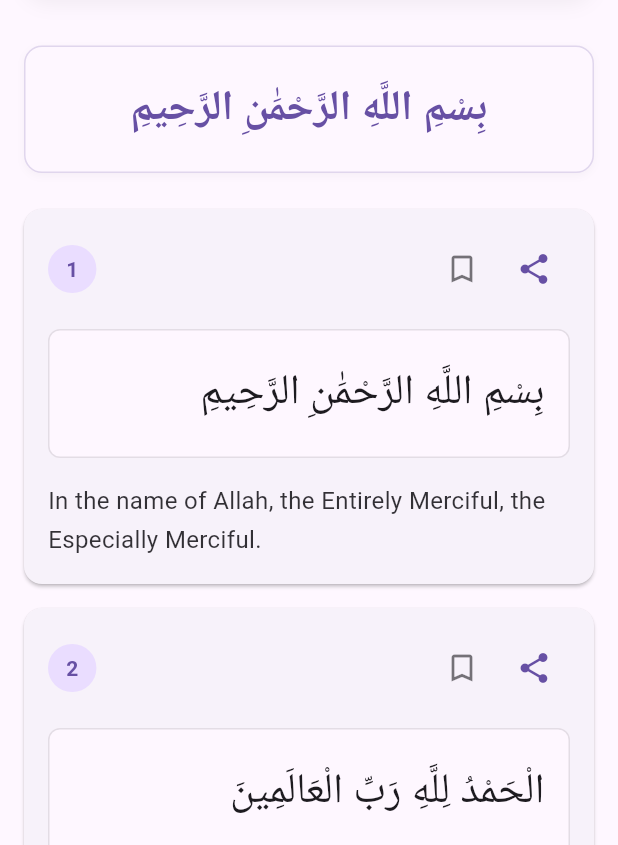
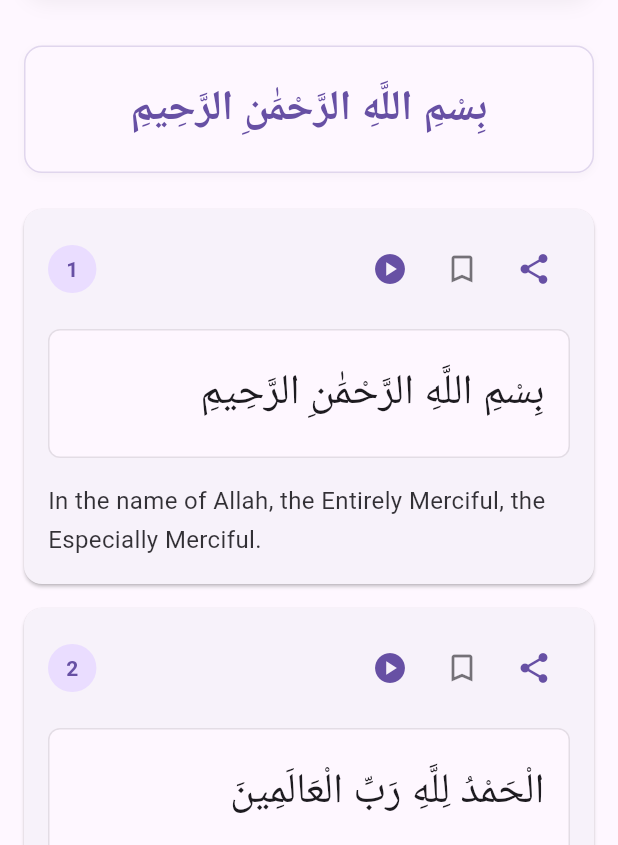
Before and after one commit to p32929/quran_flutter, a Flutter app: the SurahDetailsScreen screen opened directly with empty values, after a tap on the "share" icon, on a phone screen of 412 x 824 dp, the part 391-1236 px from its top. Run offline on Flutter 3.47's test engine with Material 3 defaults, Android fonts, the phone set to English and light mode, and no system bars; drawn by our look-alikes of scrollable_positioned_list; our stand-ins replace dynamic_color, get, just_audio, sembast, sembast_web, share_plus; missing offline and left inert: pref; Roboto replaces fonts that are missing (IndoPak).

Commit message:
feat(audio): per-ayah playback with playing-ayah glow
- play button on each ayah card; glow + border follow the ayah
  being recited
- surah playback switched to ayah-by-ayah playlist (everyayah.com)
  so the exact ayah is known; falls back to single file for
  unmapped reciters
- replace Get.snackbar with ScaffoldMessenger key (GetX overlay
  crash on recent Flutter)
- add macOS network.client entitlement; audio streaming was
  sandbox-blocked (-11800)

```diff
--- a/lib/controllers/audio_controller.dart
+++ b/lib/controllers/audio_controller.dart
@@ -2,6 +2,7 @@ import 'package:get/get.dart';
 import 'package:just_audio/just_audio.dart';
 import 'dart:async';
 import 'package:flutter/foundation.dart' show kIsWeb;
+import '../utils/snackbar_utils.dart';
 
 class ReciterInfo {
   final String id;
@@ -24,6 +25,25 @@ class AudioController extends GetxController {
   final RxString currentSurahId = ''.obs;
   final RxString currentReciterId = ''.obs;
   final RxList<ReciterInfo> reciters = <ReciterInfo>[].obs;
+
+  // Per-ayah playback state (0 = none)
+  final RxInt currentAyahSurah = 0.obs;
+  final RxInt currentAyahNumber = 0.obs;
+  final RxBool isAyahLoading = false.obs;
+
+  // When surah playback runs as an ayah-by-ayah playlist, this holds the
+  // surah number so the currentIndexStream listener can track which ayah
+  // is sounding (null = not in playlist mode)
+  int? _playlistSurah;
+
+  // Map of the app's reciter ids to everyayah.com per-ayah directories
+  static const Map<String, String> _everyAyahDirs = {
+    '1': 'Alafasy_128kbps', // Mishary Rashid Al-Afasy
+    '2': 'Abu_Bakr_Ash-Shaatree_128kbps', // Abu Bakr Al-Shatri
+    '3': 'Nasser_Alqatami_128kbps', // Nasser Al-Qatami
+    '4': 'Yasser_Ad-Dussary_128kbps', // Yasser Al-Dosari
+  };
+  static const String _defaultEveryAyahDir = 'Alafasy_128kbps';
 
   // Track if we're in web mode with error
   final RxBool hasWebAudioError = false.obs;
@@ -65,6 +85,18 @@ class AudioController extends GetxController {
       _audioPlayer!.processingStateStream.listen((state) {
         if (state == ProcessingState.completed) {
           isPlaying.value = false;
+          // Clear per-ayah state so the glow turns off when playback finishes
+          _playlistSurah = null;
+          currentAyahSurah.value = 0;
+          currentAyahNumber.value = 0;
+        }
+      });
+
+      // Track which ayah is sounding during ayah-by-ayah surah playback
+      _audioPlayer!.currentIndexStream.listen((index) {
+        if (index != null && _playlistSurah != null) {
+          currentAyahSurah.value = _playlistSurah!;
+          currentAyahNumber.value = index + 1;
         }
       });
 
@@ -103,7 +135,7 @@ class AudioController extends GetxController {
     });
   }
 
-  Future<void> playAudio(String surahId, ReciterInfo reciter) async {
+  Future<void> playAudio(String surahId, ReciterInfo reciter, {int? totalAyah}) async {
     // Ensure the audio player is initialized before proceeding
     if (!_isInitialized) {
       _initializeAudioPlayer();
@@ -112,10 +144,9 @@ class AudioController extends GetxController {
 
     // If we have a web audio error, show a message and return
     if (hasWebAudioError.value) {
-      Get.snackbar(
+      SnackbarUtils.show(
         'Audio Not Available',
         'Audio playback is not supported in this browser or environment.',
-        snackPosition: SnackPosition.BOTTOM,
       );
       return;
     }
@@ -139,6 +170,10 @@ class AudioController extends GetxController {
       currentSurahId.value = surahId;
       currentReciterId.value = reciter.id;
 
+      // Surah playback takes over from any per-ayah playback
+      currentAyahSurah.value = 0;
+      currentAyahNumber.value = 0;
+
       // Stop any currently playing audio
       if (_audioPlayer != null) {
         await _audioPlayer!.stop();
@@ -149,10 +184,9 @@ class AudioController extends GetxController {
       // If we still don't have an audio player, show error and return
       if (_audioPlayer == null) {
         isLoading.value = false;
-        Get.snackbar(
+        SnackbarUtils.show(
           'Error',
           'Failed to initialize audio player.',
-          snackPosition: SnackPosition.BOTTOM,
         );
         return;
       }
@@ -160,9 +194,27 @@ class AudioController extends GetxController {
       // Add a small artificial delay to ensure the loading UI is visible
       await Future.delayed(const Duration(milliseconds: 500));
 
-      // Load the audio
-      print('Loading audio from URL: ${reciter.url}');
-      await _audioPlayer!.setUrl(reciter.url);
+      // Load the audio.
+      // Preferred: ayah-by-ayah playlist from everyayah.com so the UI can
+      // highlight the exact ayah being recited. Falls back to the single
+      // full-surah file when the reciter has no per-ayah source mapping.
+      final everyAyahDir = _everyAyahDirs[reciter.id];
+      final surahNumber = int.tryParse(surahId);
+      if (everyAyahDir != null && surahNumber != null && totalAyah != null && totalAyah > 0) {
+        print('Loading ayah-by-ayah playlist for surah $surahId ($everyAyahDir)');
+        _playlistSurah = surahNumber;
+        final playlist = ConcatenatingAudioSource(
+          children: [
+            for (int a = 1; a <= totalAyah; a++)
+              AudioSource.uri(Uri.parse(_everyAyahUrl(everyAyahDir, surahNumber, a))),
+          ],
+        );
+        await _audioPlayer!.setAudioSource(playlist);
+      } else {
+        print('Loading audio from URL: ${reciter.url}');
+        _playlistSurah = null;
+        await _audioPlayer!.setUrl(reciter.url);
+      }
 
       // Setup a listener for when playback actually starts
       final completer = Completer<void>();
@@ -206,12 +258,11 @@ class AudioController extends GetxController {
         hasWebAudioError.value = true;
       }
 
-      Get.snackbar(
+      SnackbarUtils.show(
         'Error',
         kIsWeb
             ? 'Audio playback is not supported in this browser environment.'
             : 'Failed to play audio. Please try again.',
-        snackPosition: SnackPosition.BOTTOM,
       );
     }
   }
@@ -222,8 +273,91 @@ class AudioController extends GetxController {
     try {
       await _audioPlayer!.stop();
       isPlaying.value = false;
+      _playlistSurah = null;
+      currentAyahSurah.value = 0;
+      currentAyahNumber.value = 0;
     } catch (e) {
       print('Error stopping audio: $e');
+    }
+  }
+
+  // ---- Per-ayah playback (everyayah.com) ----
+
+  String _everyAyahUrl(String reciterDir, int surahNumber, int ayahNumber) {
+    final s = surahNumber.toString().padLeft(3, '0');
+    final a = ayahNumber.toString().padLeft(3, '0');
+    return 'https://everyayah.com/data/$reciterDir/$s$a.mp3';
+  }
+
+  String _ayahAudioUrl(int surahNumber, int ayahNumber) {
+    // Use the last-selected reciter when it has a per-ayah source, else Alafasy
+    final dir = _everyAyahDirs[currentReciterId.value] ?? _defaultEveryAyahDir;
+    return _everyAyahUrl(dir, surahNumber, ayahNumber);
+  }
+
+  // Is this exact ayah the currently loaded one (playing or paused)?
+  bool isAyahCurrent(int surahNumber, int ayahNumber) {
+    return currentAyahSurah.value == surahNumber && currentAyahNumber.value == ayahNumber;
+  }
+
+  // Is this exact ayah actively playing right now?
+  bool isAyahPlaying(int surahNumber, int ayahNumber) {
+    return isAyahCurrent(surahNumber, ayahNumber) && isPlaying.value;
+  }
+
+  // Is this exact ayah currently buffering/loading?
+  bool isAyahLoadingFor(int surahNumber, int ayahNumber) {
+    return isAyahCurrent(surahNumber, ayahNumber) && isAyahLoading.value;
+  }
+
+  Future<void> playAyah(int surahNumber, int ayahNumber) async {
+    // Ensure the audio player is initialized before proceeding
+    if (!_isInitialized) {
+      _initializeAudioPlayer();
+      await Future.delayed(const Duration(milliseconds: 300));
+    }
+
+    if (_audioPlayer == null) {
+      SnackbarUtils.show('Error', 'Failed to initialize audio player.');
+      return;
+    }
+
+    // Tapping the ayah that's already loaded toggles pause/resume
+    if (isAyahCurrent(surahNumber, ayahNumber) &&
+        _audioPlayer!.processingState != ProcessingState.idle &&
+        !isAyahLoading.value) {
+      if (isPlaying.value) {
+        await _audioPlayer!.pause();
+      } else {
+        await _audioPlayer!.play();
+      }
+      return;
+    }
+
+    try {
+      // Per-ayah playback takes over from any surah playback
+      // (keep currentReciterId so single-ayah playback uses the same reciter)
+      _playlistSurah = null;
+      currentSurahId.value = '';
+
+      currentAyahSurah.value = surahNumber;
+      currentAyahNumber.value = ayahNumber;
+      isAyahLoading.value = true;
+
+      await _audioPlayer!.stop();
+      await _audioPlayer!.setUrl(_ayahAudioUrl(surahNumber, ayahNumber));
+
+      isAyahLoading.value = false;
+      _audioPlayer!.play();
+    } catch (e) {
+      isAyahLoading.value = false;
+      // Only clear state if another ayah hasn't been requested meanwhile
+      if (isAyahCurrent(surahNumber, ayahNumber)) {
+        currentAyahSurah.value = 0;
+        currentAyahNumber.value = 0;
+      }
+      print('Error playing ayah audio: $e');
+      SnackbarUtils.show('Error', 'Failed to play ayah audio. Please try again.');
     }
   }
 
--- a/lib/main.dart
+++ b/lib/main.dart
@@ -12,6 +12,7 @@ import 'services/quran_service.dart';
 import 'routes/app_routes.dart';
 import 'package:flutter_web_plugins/url_strategy.dart';
 import 'utils/font_settings_manager.dart';
+import 'utils/snackbar_utils.dart';
 // Sembast bootstrap
 import 'services/quran_repository.dart';
 import 'services/data_bootstrapper.dart';
@@ -238,6 +239,7 @@ class QuranApp extends StatelessWidget {
 
       return Obx(() => GetMaterialApp(
             title: 'Quran App',
+            scaffoldMessengerKey: rootScaffoldMessengerKey,
             theme: themeController.lightTheme,
             darkTheme: themeController.darkTheme,
             themeMode: themeController.useSystemTheme.value ? ThemeMode.system : (themeController.isDarkMode.value ? ThemeMode.dark : ThemeMode.light),
--- a/lib/utils/share_utils.dart
+++ b/lib/utils/share_utils.dart
@@ -4,6 +4,7 @@ import 'package:get/get.dart';
 import 'package:share_plus/share_plus.dart';
 import '../models/ayah_model.dart';
 import '../controllers/theme_controller.dart';
+import 'snackbar_utils.dart';
 
 class ShareUtils {
   static void shareAyah(Ayah ayah, int surahNumber, String surahName) async {
@@ -18,13 +19,10 @@ class ShareUtils {
     } catch (e) {
       // Fallback to clipboard if sharing fails (common on web)
       Clipboard.setData(ClipboardData(text: text));
-      Get.snackbar(
+      SnackbarUtils.show(
         'Copied to Clipboard',
         'Sharing not supported on this device. Text copied to clipboard instead.',
-        snackPosition: SnackPosition.BOTTOM,
         backgroundColor: Colors.green.withOpacity(0.7),
-        colorText: Colors.white,
-        margin: const EdgeInsets.all(8),
       );
     }
   }
@@ -37,13 +35,10 @@ class ShareUtils {
     }
 
     Clipboard.setData(ClipboardData(text: text));
-    Get.snackbar(
+    SnackbarUtils.show(
       'Copied to Clipboard',
       'Text has been copied to clipboard',
-      snackPosition: SnackPosition.BOTTOM,
       backgroundColor: Colors.green.withOpacity(0.7),
-      colorText: Colors.white,
-      margin: const EdgeInsets.all(8),
     );
   }
 
--- /dev/null
+++ b/lib/utils/snackbar_utils.dart
@@ -0,0 +1,39 @@
+import 'package:flutter/material.dart';
+
+/// Global key attached to GetMaterialApp's scaffoldMessengerKey so snackbars
+/// can be shown from controllers/utils without relying on GetX's overlay
+/// (Get.snackbar throws "No Overlay widget found" on recent Flutter versions).
+final GlobalKey<ScaffoldMessengerState> rootScaffoldMessengerKey =
+    GlobalKey<ScaffoldMessengerState>();
+
+class SnackbarUtils {
+  static void show(
+    String title,
+    String message, {
+    Color? backgroundColor,
+  }) {
+    final messenger = rootScaffoldMessengerKey.currentState;
+    if (messenger == null) {
+      // App not mounted yet; nothing sensible to show the snackbar on.
+      debugPrint('Snackbar skipped (no messenger): $title - $message');
+      return;
+    }
+
+    messenger.hideCurrentSnackBar();
+    messenger.showSnackBar(
+      SnackBar(
+        content: Column(
+          mainAxisSize: MainAxisSize.min,
+          crossAxisAlignment: CrossAxisAlignment.start,
+          children: [
+            Text(title, style: const TextStyle(fontWeight: FontWeight.bold)),
+            Text(message),
+          ],
+        ),
+        backgroundColor: backgroundColor,
+        behavior: SnackBarBehavior.floating,
+        margin: const EdgeInsets.all(8),
+      ),
+    );
+  }
+}
--- a/lib/views/surah_details_screen.dart
+++ b/lib/views/surah_details_screen.dart
@@ -55,7 +55,8 @@ class _SurahDetailsScreenState extends State<SurahDetailsScreen> {
   @override
   void dispose() {
     // Stop audio when leaving the surah details screen
-    if (audioController.isCurrentlyPlaying(widget.surah.number.toString())) {
+    if (audioController.isCurrentlyPlaying(widget.surah.number.toString()) ||
+        audioController.currentAyahSurah.value == widget.surah.number) {
       audioController.stopAudio();
     }
 
@@ -584,12 +585,35 @@ class _SurahDetailsScreenState extends State<SurahDetailsScreen> {
   }) {
     final colorScheme = Theme.of(context).colorScheme;
 
-    return Card(
+    return Obx(() {
+      final isThisAyahCurrent = audioController.isAyahCurrent(widget.surah.number, ayah.number);
+      final isThisAyahPlaying = audioController.isAyahPlaying(widget.surah.number, ayah.number);
+
+      return AnimatedContainer(
+        duration: const Duration(milliseconds: 300),
+        curve: Curves.easeInOut,
+        margin: const EdgeInsets.fromLTRB(16, 8, 16, 8),
+        decoration: BoxDecoration(
+          borderRadius: BorderRadius.circular(12),
+          boxShadow: isThisAyahPlaying
+              ? [
+                  BoxShadow(
+                    color: colorScheme.primary.withOpacity(0.45),
+                    blurRadius: 16,
+                    spreadRadius: 1,
+                  ),
+                ]
+              : null,
+        ),
+        child: Card(
           key: ValueKey('ayah_${ayah.number}_${translationLanguage}_${showArabic}_${showTranslation}'),
-      margin: const EdgeInsets.fromLTRB(16, 8, 16, 8),
+          margin: EdgeInsets.zero,
           elevation: 1,
           shape: RoundedRectangleBorder(
             borderRadius: BorderRadius.circular(12),
+            side: isThisAyahCurrent
+                ? BorderSide(color: colorScheme.primary, width: 1.5)
+                : BorderSide.none,
           ),
           child: Padding(
         padding: const EdgeInsets.all(16),
@@ -616,6 +640,28 @@ class _SurahDetailsScreenState extends State<SurahDetailsScreen> {
                 ),
 
                 const Spacer(),
+
+                // Play/pause button for this ayah
+                audioController.isAyahLoadingFor(widget.surah.number, ayah.number)
+                    ? const SizedBox(
+                        width: 48,
+                        height: 48,
+                        child: Center(
+                          child: SizedBox(
+                            width: 20,
+                            height: 20,
+                            child: CircularProgressIndicator(strokeWidth: 2),
+                          ),
+                        ),
+                      )
+                    : IconButton(
+                        icon: Icon(
+                          isThisAyahPlaying ? Icons.pause_circle : Icons.play_circle,
+                          color: colorScheme.primary,
+                        ),
+                        tooltip: isThisAyahPlaying ? 'Pause' : 'Play Ayah',
+                        onPressed: () => audioController.playAyah(widget.surah.number, ayah.number),
+                      ),
 
                 // Bookmark button (using GetBuilder to avoid nesting Obx)
                 GetBuilder<BookmarkController>(builder: (bookmarkCtrl) {
@@ -699,7 +745,9 @@ class _SurahDetailsScreenState extends State<SurahDetailsScreen> {
           ],
             ),
           ),
+        ),
       );
+    });
   }
 
   void _showAudioBottomSheet(BuildContext context) {
--- a/lib/views/widgets/audio_bottom_sheet.dart
+++ b/lib/views/widgets/audio_bottom_sheet.dart
@@ -227,6 +227,7 @@ class _AudioBottomSheetState extends State<AudioBottomSheet> {
                       audioController.playAudio(
                         widget.surah.number.toString(),
                         reciter,
+                        totalAyah: widget.surah.totalAyah,
                       );
                     },
                   ),
```
Also changed, not shown: 6 other files. Lines whose indentation alone changed are shown as unchanged.
